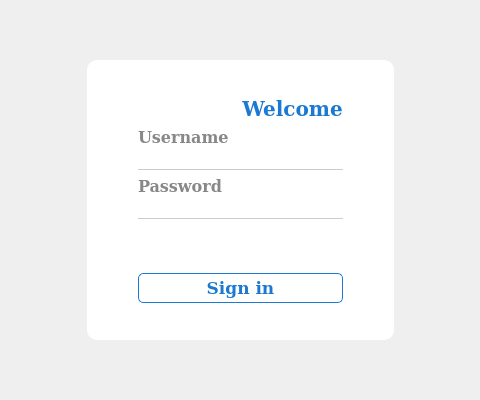
The window that ALPRUI/mainui.ui (Dav00Arm/ALPR_NANO) describes before a commit, drawn with Qt 5; both pictures show x 561 to 1041 and y 328 to 728 of the 1430 by 839 pixel window.
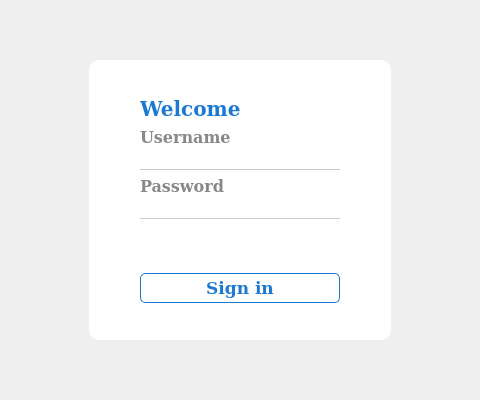
The same window after the commit. The open tabs and pages were chosen to show the change.

```diff
--- a/ALPRUI/mainui.ui
+++ b/ALPRUI/mainui.ui
@@ -999,7 +999,7 @@
               </property>
              </spacer>
             </item>
-            <item row="1" column="0">
+            <item row="2" column="0">
              <spacer name="horizontalSpacer_5">
               <property name="orientation">
                <enum>Qt::Horizontal</enum>
@@ -1012,7 +1012,7 @@
               </property>
              </spacer>
             </item>
-            <item row="1" column="1">
+            <item row="2" column="1">
              <layout class="QVBoxLayout" name="verticalLayout_3">
               <property name="spacing">
                <number>20</number>
@@ -1021,34 +1021,10 @@
                <number>0</number>
               </property>
               <item>
-               <layout class="QVBoxLayout" name="verticalLayout_4" stretch="0,0,0,0,0">
+               <layout class="QVBoxLayout" name="verticalLayout_4" stretch="0,0,0,0">
                 <property name="spacing">
                  <number>6</number>
                 </property>
-                <item>
-                 <widget class="QLabel" name="Welcome_2">
-                  <property name="sizePolicy">
-                   <sizepolicy hsizetype="Preferred" vsizetype="Preferred">
-                    <horstretch>0</horstretch>
-                    <verstretch>0</verstretch>
-                   </sizepolicy>
-                  </property>
-                  <property name="font">
-                   <font>
-                    <family>DejaVu Serif</family>
-                    <pointsize>15</pointsize>
-                    <weight>75</weight>
-                    <bold>true</bold>
-                   </font>
-                  </property>
-                  <property name="styleSheet">
-                   <string notr="true">color: rgb(27, 121, 209);</string>
-                  </property>
-                  <property name="text">
-                   <string>               Welcome</string>
-                  </property>
-                 </widget>
-                </item>
                 <item>
                  <widget class="QLabel" name="Username_label_2">
                   <property name="font">
@@ -1165,7 +1141,7 @@
               </item>
              </layout>
             </item>
-            <item row="1" column="2">
+            <item row="2" column="2">
              <spacer name="horizontalSpacer_6">
               <property name="orientation">
                <enum>Qt::Horizontal</enum>
@@ -1178,7 +1154,7 @@
               </property>
              </spacer>
             </item>
-            <item row="2" column="1">
+            <item row="3" column="1">
              <spacer name="verticalSpacer_6">
               <property name="orientation">
                <enum>Qt::Vertical</enum>
@@ -1191,6 +1167,30 @@
               </property>
              </spacer>
             </item>
+            <item row="1" column="1">
+             <widget class="QLabel" name="Welcome_2">
+              <property name="sizePolicy">
+               <sizepolicy hsizetype="Preferred" vsizetype="Preferred">
+                <horstretch>0</horstretch>
+                <verstretch>0</verstretch>
+               </sizepolicy>
+              </property>
+              <property name="font">
+               <font>
+                <family>DejaVu Serif</family>
+                <pointsize>15</pointsize>
+                <weight>75</weight>
+                <bold>true</bold>
+               </font>
+              </property>
+              <property name="styleSheet">
+               <string notr="true">color: rgb(27, 121, 209);</string>
+              </property>
+              <property name="text">
+               <string>Welcome</string>
+              </property>
+             </widget>
+            </item>
            </layout>
           </widget>
          </item>
```
Left out of the diff: 2 changed lines with no effect on the pictures.
